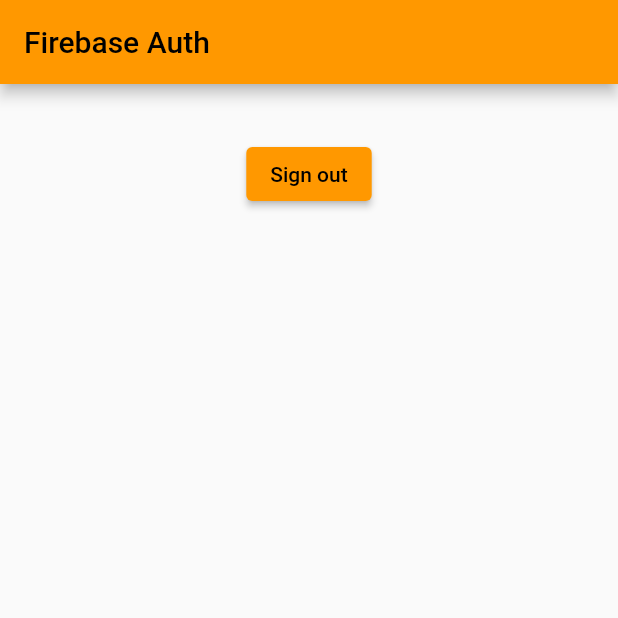
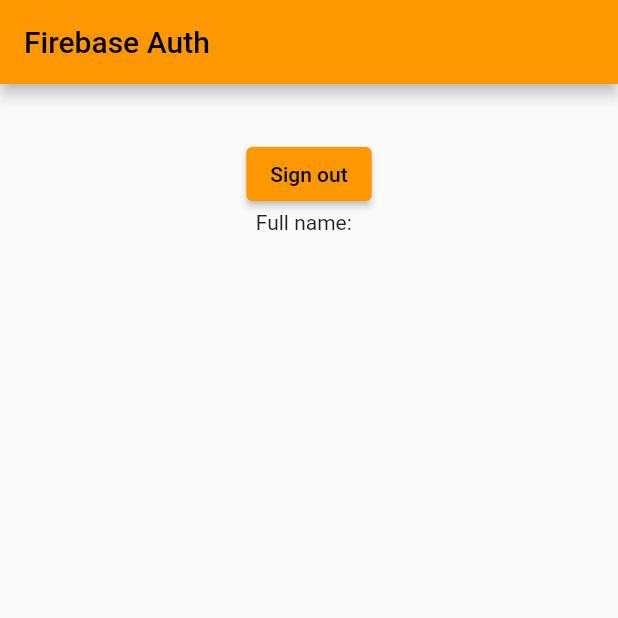
Before and after one commit to pykidev/flutter_firebase_auth, a Flutter app: the screen it shows once a user with an empty profile is signed in, on a phone screen of 412 x 824 dp, the top half of it. Run offline on Flutter 3.47's test engine with Material 2 defaults, Android fonts, the phone set to English and light mode, and no system bars; our stand-ins replace cloud_firestore, firebase_auth, firebase_core; accounts and stored records are empty.

Commit message:
firestore read data

```diff
--- /dev/null
+++ b/lib/pages/firestore_read.dart
@@ -0,0 +1,34 @@
+import 'package:cloud_firestore/cloud_firestore.dart';
+import 'package:flutter/material.dart';
+
+class GetStudentName extends StatelessWidget {
+  final String documentId;
+
+  GetStudentName(this.documentId);
+
+  @override
+  Widget build(BuildContext context) {
+    CollectionReference students =
+        FirebaseFirestore.instance.collection('students');
+
+    return FutureBuilder<DocumentSnapshot>(
+      future: students.doc(documentId).get(),
+      builder:
+          (BuildContext context, AsyncSnapshot<DocumentSnapshot> snapshot) {
+        if (snapshot.hasError) {
+          return const Text("Something went wrong");
+        }
+        if (snapshot.hasData && !snapshot.data!.exists) {
+          return const Text("Document does not exist");
+        }
+        if (snapshot.connectionState == ConnectionState.done) {
+          Map<String, dynamic> data =
+              snapshot.data!.data() as Map<String, dynamic>;
+          return Text("Full name: ${data['full_name']} ${data['last_name']}");
+        }
+
+        return const Text("loading");
+      },
+    );
+  }
+}
--- a/lib/pages/home.dart
+++ b/lib/pages/home.dart
@@ -1,9 +1,22 @@
 import 'package:flutter/material.dart';
 import 'package:firebase_auth/firebase_auth.dart';
 import 'package:flutter_firebase_auth_demo/auth.dart';
+import 'package:cloud_firestore/cloud_firestore.dart';
+import 'package:flutter_firebase_auth_demo/pages/firestore_read.dart';
+
+
+CollectionReference students =
+    FirebaseFirestore.instance.collection('students');
+
+Future<void> addStudent(fullName, grade, age) {
+  return students
+      .add({'full_name': fullName, 'grade': grade, 'age': age})
+      .then((value) => print("Student data added"))
+      .catchError((error) => print("Student couldn't be added"));
+}
 
 class HomePage extends StatelessWidget {
-  HomePage({Key? key}): super(key: key);
+  HomePage({Key? key}) : super(key: key);
 
   final User? user = Auth().currentUser;
 
@@ -20,12 +33,11 @@
   }
 
   Widget _signOutButton() {
-    return ElevatedButton(onPressed: signOut
-    , child: const Text('Sign out'));
+    return ElevatedButton(onPressed: signOut, child: const Text('Sign out'));
   }
 
   @override
-  Widget build(BuildContext context){
+  Widget build(BuildContext context) {
     return Scaffold(
         appBar: AppBar(
           title: _title(),
@@ -34,8 +46,9 @@
           height: double.infinity,
           width: double.infinity,
           padding: const EdgeInsets.all(20.0),
-        child: Column(children: <Widget>[_userUid(), _signOutButton()]),
-      )
-    );
+          child: Column(children: <Widget>[_userUid(), _signOutButton(), Container(
+            child: GetStudentName('1')
+          )]),
+        ));
   }
 }
--- a/pubspec.yaml
+++ b/pubspec.yaml
@@ -37,6 +37,7 @@
   cupertino_icons: ^1.0.2
   firebase_core: ^2.14.0
   firebase_auth: ^4.6.3
+  cloud_firestore: ^4.8.2
 
 dev_dependencies:
   flutter_test:
```
Also changed, not shown: lib/pages/firestore_write.dart (added), pubspec.lock, 1 other file. Lines whose indentation alone changed are shown as unchanged.
